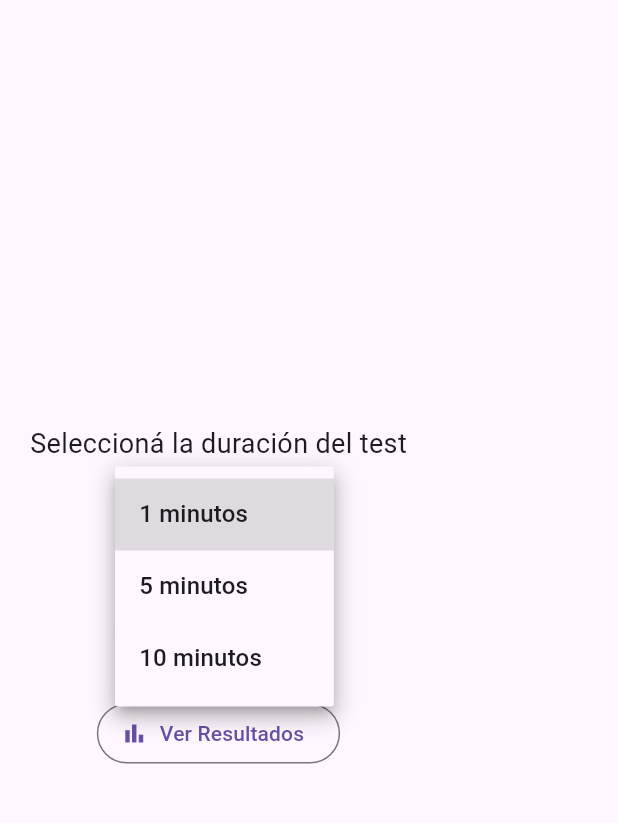
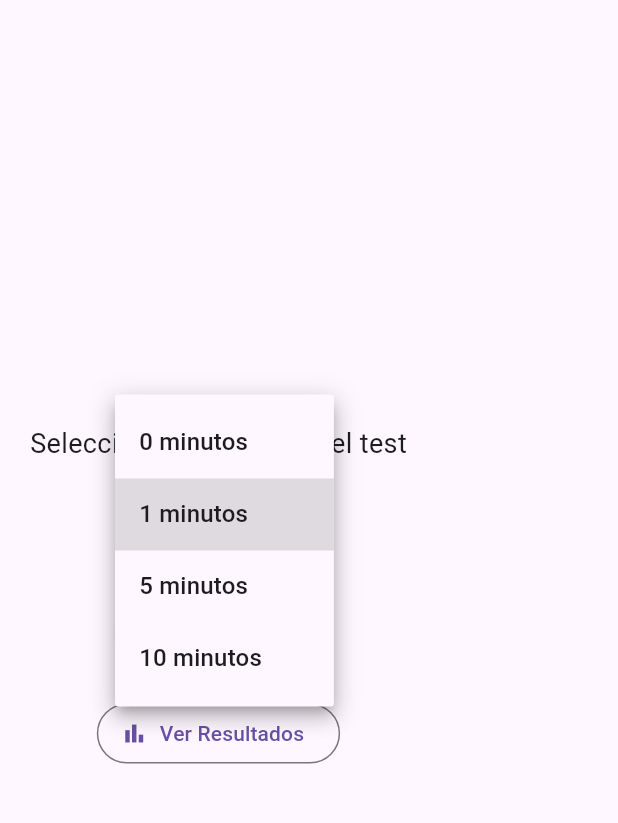
Before and after one commit to mrhodev/PVTest, a Flutter app: the screen it shows after launch, after a tap on an icon or button, on a phone screen of 412 x 824 dp, the part 63-886 px from its top. Run offline on Flutter 3.47's test engine with Material 3 defaults, Android fonts, the light colour scheme and no system bars; our stand-ins replace fl_chart, sqflite; accounts and stored records are empty.

Commit message:
se agregan toques anticipados, splash y otras medidas.

```diff
--- a/lib/db/database_helper.dart
+++ b/lib/db/database_helper.dart
@@ -1,4 +1,5 @@
 import 'package:sqflite/sqflite.dart';
+// ignore: depend_on_referenced_packages
 import 'package:path/path.dart';
 import '../models/reaction_event.dart';
 
--- a/lib/main.dart
+++ b/lib/main.dart
@@ -1,18 +1,47 @@
 // main.dart
 import 'package:flutter/material.dart';
+import 'screens/splash_screen.dart';
 import 'screens/home_screen.dart';
 
-void main() => runApp(PVTApp());
+void main() {
+  runApp(const PVTApp());
+}
 
 class PVTApp extends StatelessWidget {
+  const PVTApp({super.key});
+
   @override
   Widget build(BuildContext context) {
     return MaterialApp(
       title: 'PVT Test',
-      theme: ThemeData.light(),
-      darkTheme: ThemeData.dark(),
-      themeMode: ThemeMode.system,
-      home: HomeScreen(),
+      theme: ThemeData(primarySwatch: Colors.blue),
+      home: const SplashToHome(),
     );
   }
 }
+
+class SplashToHome extends StatefulWidget {
+  const SplashToHome({super.key});
+
+  @override
+  State<SplashToHome> createState() => _SplashToHomeState();
+}
+
+class _SplashToHomeState extends State<SplashToHome> {
+  bool _showSplash = true;
+
+  @override
+  void initState() {
+    super.initState();
+    Future.delayed(const Duration(seconds: 2), () {
+      setState(() {
+        _showSplash = false;
+      });
+    });
+  }
+
+  @override
+  Widget build(BuildContext context) {
+    return _showSplash ? const SplashScreen() : const HomeScreen();
+  }
+}
--- a/lib/screens/home_screen.dart
+++ b/lib/screens/home_screen.dart
@@ -3,11 +3,13 @@ import 'test_screen.dart';
 import 'results_screen.dart';
 
 class HomeScreen extends StatefulWidget {
+  const HomeScreen({super.key});
+
   @override
-  _HomeScreenState createState() => _HomeScreenState();
+  HomeScreenState createState() => HomeScreenState();
 }
 
-class _HomeScreenState extends State<HomeScreen> {
+class HomeScreenState extends State<HomeScreen> {
   int _selectedDuration = 1;
 
   void _startTest() {
@@ -32,7 +34,7 @@ class _HomeScreenState extends State<HomeScreen> {
   Widget build(BuildContext context) {
     return Scaffold(
       appBar: AppBar(
-        title: Text('PVT Test'),
+        title: const Text('PVT Test'),
         centerTitle: true,
       ),
       body: Padding(
@@ -40,11 +42,11 @@ class _HomeScreenState extends State<HomeScreen> {
         child: Column(
           mainAxisAlignment: MainAxisAlignment.center,
           children: [
-            Text("Seleccioná la duración del test", style: TextStyle(fontSize: 18)),
-            SizedBox(height: 10),
+            const Text("Seleccioná la duración del test", style: TextStyle(fontSize: 18)),
+            const SizedBox(height: 10),
             DropdownButton<int>(
               value: _selectedDuration,
-              items: [1, 5, 10].map((e) {
+              items: [0, 1, 5, 10].map((e) {
                 return DropdownMenuItem<int>(
                   value: e,
                   child: Text('$e minutos'),
@@ -58,17 +60,17 @@ class _HomeScreenState extends State<HomeScreen> {
                 }
               },
             ),
-            SizedBox(height: 30),
+            const SizedBox(height: 30),
             ElevatedButton.icon(
               onPressed: _startTest,
-              icon: Icon(Icons.play_arrow),
-              label: Text('Iniciar Test'),
+              icon: const Icon(Icons.play_arrow),
+              label: const Text('Iniciar Test'),
             ),
-            SizedBox(height: 20),
+            const SizedBox(height: 20),
             OutlinedButton.icon(
               onPressed: _viewResults,
-              icon: Icon(Icons.bar_chart),
-              label: Text('Ver Resultados'),
+              icon: const Icon(Icons.bar_chart),
+              label: const Text('Ver Resultados'),
             ),
           ],
         ),
--- /dev/null
+++ b/lib/screens/splash_screen.dart
@@ -0,0 +1,28 @@
+import 'package:flutter/material.dart';
+
+class SplashScreen extends StatelessWidget {
+  const SplashScreen({super.key});
+
+  @override
+  Widget build(BuildContext context) {
+    return Scaffold(
+      backgroundColor: Colors.white,
+      body: Center(
+        child: Column(
+          mainAxisAlignment: MainAxisAlignment.center,
+          children: [
+            // Puedes poner tu logo aquí
+            Icon(Icons.flash_on, size: 80, color: Colors.blueAccent),
+            const SizedBox(height: 24),
+            const Text(
+              'PVT Test',
+              style: TextStyle(fontSize: 32, fontWeight: FontWeight.bold),
+            ),
+            const SizedBox(height: 16),
+            const CircularProgressIndicator(),
+          ],
+        ),
+      ),
+    );
+  }
+}
--- a/pubspec.yaml
+++ b/pubspec.yaml
@@ -1,4 +1,4 @@
-name: pvt_app
+name: pvtest
 description: MVP del Psychomotor Vigilance Test (PVT)
 version: 1.0.0+1
 
```
Also changed, not shown: lib/screens/results_screen.dart (+82 -13 lines), lib/screens/test_screen.dart (+29 -12 lines), 2 other files.
